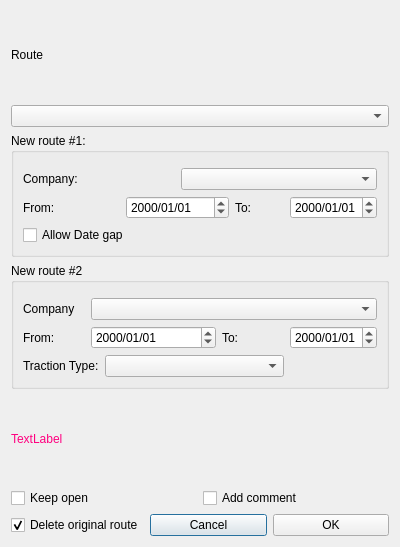
The window that mapper_app/ui/splitroute.ui (allenck/mapper) describes before a commit, drawn with Qt 5.
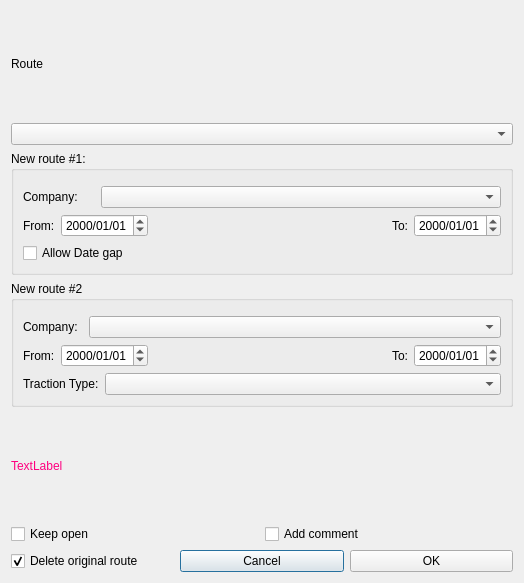
The same window after the commit. Custom widgets are drawn as their Qt base class.

```diff
--- a/mapper_app/ui/splitroute.ui
+++ b/mapper_app/ui/splitroute.ui
@@ -6,8 +6,8 @@
    <rect>
     <x>0</x>
     <y>0</y>
-    <width>400</width>
-    <height>547</height>
+    <width>524</width>
+    <height>583</height>
    </rect>
   </property>
   <property name="windowTitle">
@@ -96,63 +96,6 @@
      </property>
     </widget>
    </item>
-   <item row="2" column="0">
-    <widget class="QGroupBox" name="groupBox1">
-     <property name="title">
-      <string>New route #1:</string>
-     </property>
-     <layout class="QGridLayout" name="gridLayout">
-      <item row="2" column="2" colspan="2">
-       <widget class="QDateEdit" name="dateFrom1">
-        <property name="displayFormat">
-         <string>yyyy/MM/dd</string>
-        </property>
-       </widget>
-      </item>
-      <item row="2" column="5">
-       <widget class="QDateEdit" name="dateTo1">
-        <property name="displayFormat">
-         <string>yyyy/MM/dd</string>
-        </property>
-       </widget>
-      </item>
-      <item row="1" column="0" colspan="2">
-       <widget class="QLabel" name="label_4">
-        <property name="text">
-         <string>Company:</string>
-        </property>
-       </widget>
-      </item>
-      <item row="1" column="3" colspan="3">
-       <widget class="QComboBox" name="cbCompany1"/>
-      </item>
-      <item row="2" column="0" colspan="2">
-       <widget class="QLabel" name="label_6">
-        <property name="text">
-         <string>From:</string>
-        </property>
-       </widget>
-      </item>
-      <item row="2" column="4">
-       <widget class="QLabel" name="label_7">
-        <property name="text">
-         <string>To:</string>
-        </property>
-       </widget>
-      </item>
-      <item row="3" column="0" colspan="4">
-       <widget class="QCheckBox" name="chkAllowGap">
-        <property name="text">
-         <string>Allow Date gap</string>
-        </property>
-       </widget>
-      </item>
-      <item row="0" column="0" colspan="6">
-       <widget class="RouteNameWidget" name="rnw1" native="true"/>
-      </item>
-     </layout>
-    </widget>
-   </item>
    <item row="6" column="0">
     <layout class="QHBoxLayout" name="horizontalLayout_3">
      <item>
@@ -177,48 +120,7 @@
       <string>New route #2</string>
      </property>
      <layout class="QGridLayout" name="gridLayout_2">
-      <item row="0" column="0" colspan="5">
-       <widget class="RouteNameWidget" name="rnw2" native="true"/>
-      </item>
-      <item row="1" column="0">
-       <widget class="QLabel" name="label_5">
-        <property name="text">
-         <string>Company</string>
-        </property>
-       </widget>
-      </item>
-      <item row="2" column="0">
-       <widget class="QLabel" name="label_8">
-        <property name="text">
-         <string>From:</string>
-        </property>
-       </widget>
-      </item>
-      <item row="2" column="1" colspan="2">
-       <widget class="QDateEdit" name="dateFrom2">
-        <property name="displayFormat">
-         <string>yyyy/MM/dd</string>
-        </property>
-       </widget>
-      </item>
-      <item row="2" column="3">
-       <widget class="QLabel" name="label_9">
-        <property name="text">
-         <string>To:</string>
-        </property>
-       </widget>
-      </item>
-      <item row="2" column="4">
-       <widget class="QDateEdit" name="dateTo2">
-        <property name="displayFormat">
-         <string>yyyy/MM/dd</string>
-        </property>
-       </widget>
-      </item>
-      <item row="1" column="1" colspan="4">
-       <widget class="QComboBox" name="cbCompany2"/>
-      </item>
-      <item row="3" column="0" colspan="4">
+      <item row="3" column="0" colspan="3">
        <layout class="QHBoxLayout" name="horizontalLayout_2">
         <item>
          <widget class="QLabel" name="label_2">
@@ -238,6 +140,177 @@
          </widget>
         </item>
        </layout>
+      </item>
+      <item row="0" column="0" colspan="3">
+       <widget class="RouteNameWidget" name="rnw2" native="true"/>
+      </item>
+      <item row="2" column="2">
+       <layout class="QHBoxLayout" name="horizontalLayout_7">
+        <item>
+         <spacer name="horizontalSpacer_2">
+          <property name="orientation">
+           <enum>Qt::Orientation::Horizontal</enum>
+          </property>
+          <property name="sizeHint" stdset="0">
+           <size>
+            <width>40</width>
+            <height>20</height>
+           </size>
+          </property>
+         </spacer>
+        </item>
+        <item>
+         <widget class="QLabel" name="label_9">
+          <property name="text">
+           <string>To:</string>
+          </property>
+         </widget>
+        </item>
+        <item>
+         <widget class="QDateEdit" name="dateTo2">
+          <property name="sizePolicy">
+           <sizepolicy hsizetype="Fixed" vsizetype="Fixed">
+            <horstretch>0</horstretch>
+            <verstretch>0</verstretch>
+           </sizepolicy>
+          </property>
+          <property name="displayFormat">
+           <string>yyyy/MM/dd</string>
+          </property>
+         </widget>
+        </item>
+       </layout>
+      </item>
+      <item row="1" column="1" colspan="2">
+       <widget class="QComboBox" name="cbCompany2"/>
+      </item>
+      <item row="2" column="0" colspan="2">
+       <layout class="QHBoxLayout" name="horizontalLayout_6">
+        <item>
+         <widget class="QLabel" name="label_8">
+          <property name="text">
+           <string>From:</string>
+          </property>
+         </widget>
+        </item>
+        <item>
+         <widget class="QDateEdit" name="dateFrom2">
+          <property name="sizePolicy">
+           <sizepolicy hsizetype="Fixed" vsizetype="Fixed">
+            <horstretch>0</horstretch>
+            <verstretch>0</verstretch>
+           </sizepolicy>
+          </property>
+          <property name="displayFormat">
+           <string>yyyy/MM/dd</string>
+          </property>
+         </widget>
+        </item>
+       </layout>
+      </item>
+      <item row="1" column="0">
+       <widget class="QLabel" name="label_5">
+        <property name="text">
+         <string>Company:</string>
+        </property>
+       </widget>
+      </item>
+     </layout>
+    </widget>
+   </item>
+   <item row="2" column="0">
+    <widget class="QGroupBox" name="groupBox1">
+     <property name="title">
+      <string>New route #1:</string>
+     </property>
+     <layout class="QGridLayout" name="gridLayout">
+      <item row="0" column="0" colspan="2">
+       <widget class="RouteNameWidget" name="rnw1" native="true"/>
+      </item>
+      <item row="1" column="0">
+       <widget class="QLabel" name="label_4">
+        <property name="text">
+         <string>Company:</string>
+        </property>
+       </widget>
+      </item>
+      <item row="1" column="1">
+       <widget class="QComboBox" name="cbCompany1">
+        <property name="minimumSize">
+         <size>
+          <width>400</width>
+          <height>0</height>
+         </size>
+        </property>
+       </widget>
+      </item>
+      <item row="2" column="0" colspan="2">
+       <layout class="QHBoxLayout" name="horizontalLayout_5">
+        <item>
+         <layout class="QHBoxLayout" name="horizontalLayout_4">
+          <item>
+           <widget class="QLabel" name="label_6">
+            <property name="text">
+             <string>From:</string>
+            </property>
+           </widget>
+          </item>
+          <item>
+           <widget class="QDateEdit" name="dateFrom1">
+            <property name="sizePolicy">
+             <sizepolicy hsizetype="Fixed" vsizetype="Fixed">
+              <horstretch>0</horstretch>
+              <verstretch>0</verstretch>
+             </sizepolicy>
+            </property>
+            <property name="displayFormat">
+             <string>yyyy/MM/dd</string>
+            </property>
+           </widget>
+          </item>
+         </layout>
+        </item>
+        <item>
+         <spacer name="horizontalSpacer">
+          <property name="orientation">
+           <enum>Qt::Orientation::Horizontal</enum>
+          </property>
+          <property name="sizeHint" stdset="0">
+           <size>
+            <width>40</width>
+            <height>20</height>
+           </size>
+          </property>
+         </spacer>
+        </item>
+        <item>
+         <widget class="QLabel" name="label_7">
+          <property name="text">
+           <string>To:</string>
+          </property>
+         </widget>
+        </item>
+        <item>
+         <widget class="QDateEdit" name="dateTo1">
+          <property name="sizePolicy">
+           <sizepolicy hsizetype="Fixed" vsizetype="Fixed">
+            <horstretch>0</horstretch>
+            <verstretch>0</verstretch>
+           </sizepolicy>
+          </property>
+          <property name="displayFormat">
+           <string>yyyy/MM/dd</string>
+          </property>
+         </widget>
+        </item>
+       </layout>
+      </item>
+      <item row="3" column="0" colspan="2">
+       <widget class="QCheckBox" name="chkAllowGap">
+        <property name="text">
+         <string>Allow Date gap</string>
+        </property>
+       </widget>
       </item>
      </layout>
     </widget>
```
